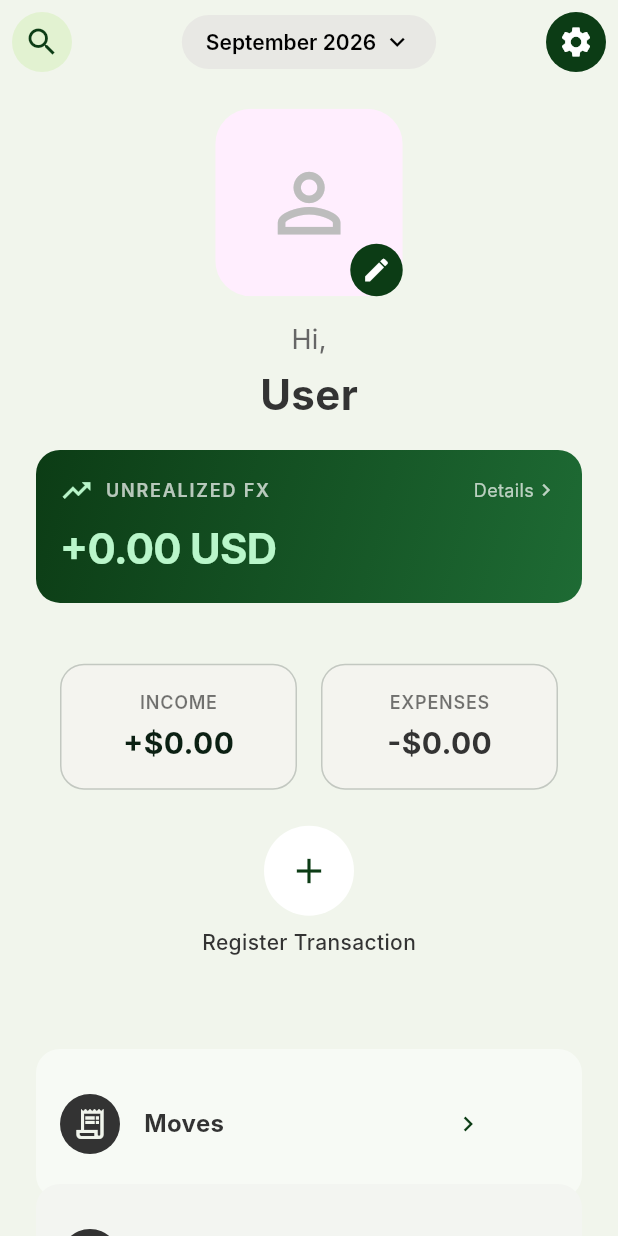
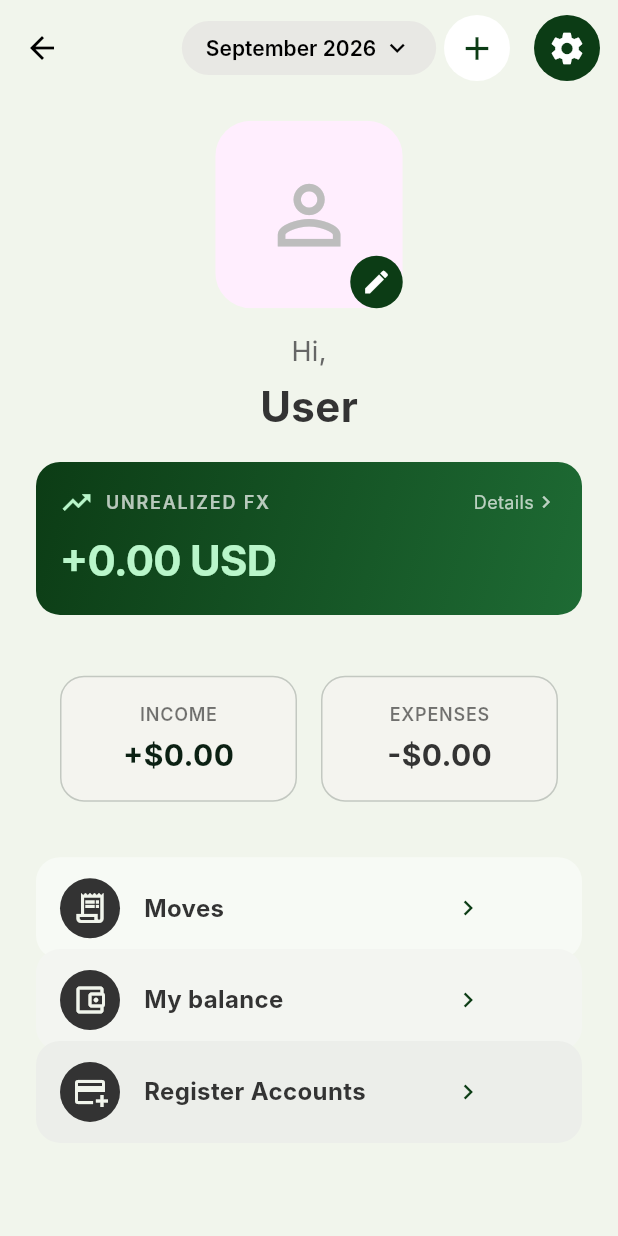
Before and after one commit to maucoderGit/finance_mvp, a Flutter app: the HomeScreen screen opened by its route, on a phone screen of 412 x 824 dp. Run offline on Flutter 3.47's test engine with Material 3 defaults, Android fonts, the phone set to English and light mode, and no system bars; our stand-ins replace drift, fl_chart, image_picker; accounts and stored records are empty; generated files the repository leaves out were written again; Roboto replaces fonts that are missing (Inter).

Commit message:
[ADD] padding adjustements and some fixes in home screen

```diff
--- a/lib/screens/home_screen.dart
+++ b/lib/screens/home_screen.dart
@@ -100,8 +100,7 @@ class _HomeScreenState extends State<HomeScreen> {
                   );
                 }
               ),
-              const _ActionButtons(),
-              SizedBox(height: MediaQuery.of(context).size.height * 0.08),
+              SizedBox(height: MediaQuery.of(context).size.height * 0.02),
               InfoSectionTitle(
                 icon: Icons.receipt_long_outlined,
                 title: 'Moves',
@@ -183,55 +182,6 @@ Future<void> _pickProfilePicture() async {
         );
       },
     );
-  }
-}
-
-// --- widgets/action_buttons.dart ---
-// Row of main action buttons (Add, Withdraw, Transfer).
-class _ActionButtons extends StatelessWidget {
-  const _ActionButtons();
-
-  @override
-  Widget build(BuildContext context) {
-    return Row(
-      mainAxisAlignment: MainAxisAlignment.spaceAround,
-      children: [
-        _ActionButton(icon: Icons.add, label: 'Register Transaction', onTap: () {
-          Navigator.pushNamed(context, '/v1/transactions/create');
-        }),
-      ],
-    );
-  }
-}
-
-class _ActionButton extends StatelessWidget {
-  final IconData icon;
-  final String label;
-  final GestureTapCallback onTap;
-
-  const _ActionButton({required this.icon, required this.label, required this.onTap});
-
-  @override
-  Widget build(BuildContext context) {
-    return InkWell(
-      onTap: onTap,
-      child: Column(
-      children: [
-        CircleAvatar(
-          radius: 30,
-          backgroundColor: Colors.white,
-          child: Icon(icon, color: AppColors.primary, size: 28),
-        ),
-        const SizedBox(height: 8),
-        Text(
-          label,
-          style: const TextStyle(
-            color: AppColors.textDark,
-            fontWeight: FontWeight.w500,
-          ),
-        ),
-      ],
-    ));
   }
 }
 
--- a/lib/widget/appbar.dart
+++ b/lib/widget/appbar.dart
@@ -12,26 +12,35 @@ class HomeAppBar extends StatelessWidget implements PreferredSizeWidget {
       centerTitle: true,
       backgroundColor: AppColors.background,
       elevation: 0,
-      leading: Padding(
-        padding: const EdgeInsets.all(8.0),
-        child: CircleAvatar(
-          backgroundColor: AppColors.primaryLight.withValues(alpha: 0.2),
-          child: IconButton(
-            icon: const Icon(Icons.search, color: AppColors.primary),
-            onPressed: () {},
+      toolbarHeight: 64,
+      actions: [
+        Padding(
+          padding: const EdgeInsets.only(right: 16),
+          child: CircleAvatar(
+            radius: 22,
+            backgroundColor: Colors.white,
+            child: IconButton(
+              icon: const Icon(Icons.add, color: AppColors.primary, size: 26),
+              onPressed: () {
+                Navigator.pushNamed(context, '/v1/transactions/create');
+              },
+              padding: EdgeInsets.zero,
+              iconSize: 26,
+            ),
           ),
         ),
-      ),
-      actions: [
         Padding(
-          padding: const EdgeInsets.all(8.0),
+          padding: const EdgeInsets.only(right: 12),
           child: CircleAvatar(
+            radius: 22,
             backgroundColor: AppColors.primary,
             child: IconButton(
-              icon: const Icon(Icons.settings, color: Colors.white),
+              icon: const Icon(Icons.settings, color: Colors.white, size: 26),
               onPressed: () {
                 Navigator.pushNamed(context, '/v1/config');
               },
+              padding: EdgeInsets.zero,
+              iconSize: 26,
             ),
           ),
         ),
@@ -40,5 +49,5 @@ class HomeAppBar extends StatelessWidget implements PreferredSizeWidget {
   }
 
   @override
-  Size get preferredSize => const Size.fromHeight(kToolbarHeight);
+  Size get preferredSize => const Size.fromHeight(64);
 }
--- a/lib/widget/info_section_title.dart
+++ b/lib/widget/info_section_title.dart
@@ -25,7 +25,7 @@ class InfoSectionTitle extends StatelessWidget {
     child: Align(
     heightFactor: 0.9,
     child: Container(
-      padding: const EdgeInsets.symmetric(horizontal: 16, vertical: 30),
+      padding: const EdgeInsets.symmetric(horizontal: 16, vertical: 14),
       decoration: BoxDecoration(
         color: AppColors.stackCardBackground[index],
         borderRadius: BorderRadius.circular(16),
```
Also changed, not shown: lib/screens/transaction_screen.dart (+120 -91 lines), lib/widget/numpad.dart (+3 -16 lines).
